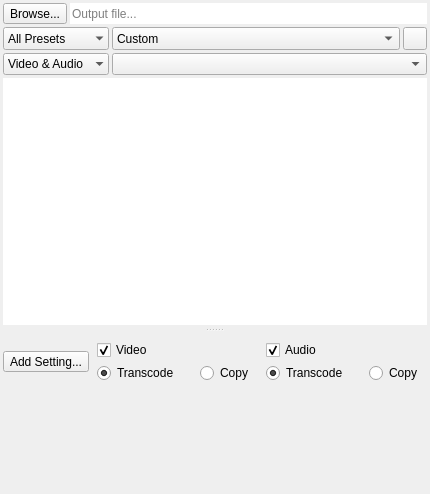
RxLaboratory/DuME, file src/UI/outputwidget.ui: the form before one commit.
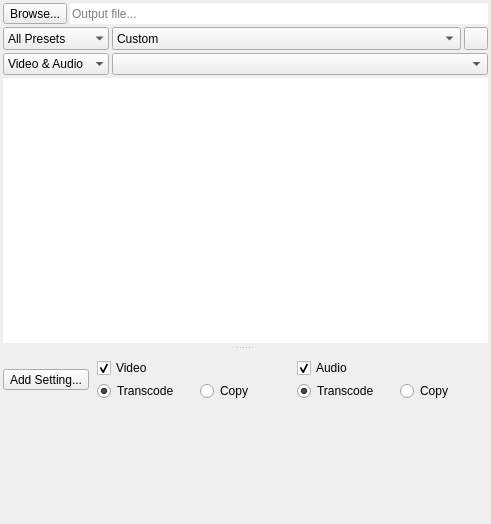
The form after the commit. Icons and pictures are not drawn. Custom widgets are drawn as their Qt base class.

What changed in the file:
```diff
--- a/src/UI/outputwidget.ui
+++ b/src/UI/outputwidget.ui
@@ -6,8 +6,8 @@
    <rect>
     <x>0</x>
     <y>0</y>
-    <width>398</width>
-    <height>494</height>
+    <width>491</width>
+    <height>524</height>
    </rect>
   </property>
   <property name="windowTitle">
@@ -499,8 +499,8 @@
            <rect>
             <x>0</x>
             <y>0</y>
-            <width>391</width>
-            <height>92</height>
+            <width>484</width>
+            <height>136</height>
            </rect>
           </property>
           <layout class="QVBoxLayout" name="verticalLayout" stretch="0,1">
```
Left out of the diff: 13 changed lines with no effect on the pictures.
